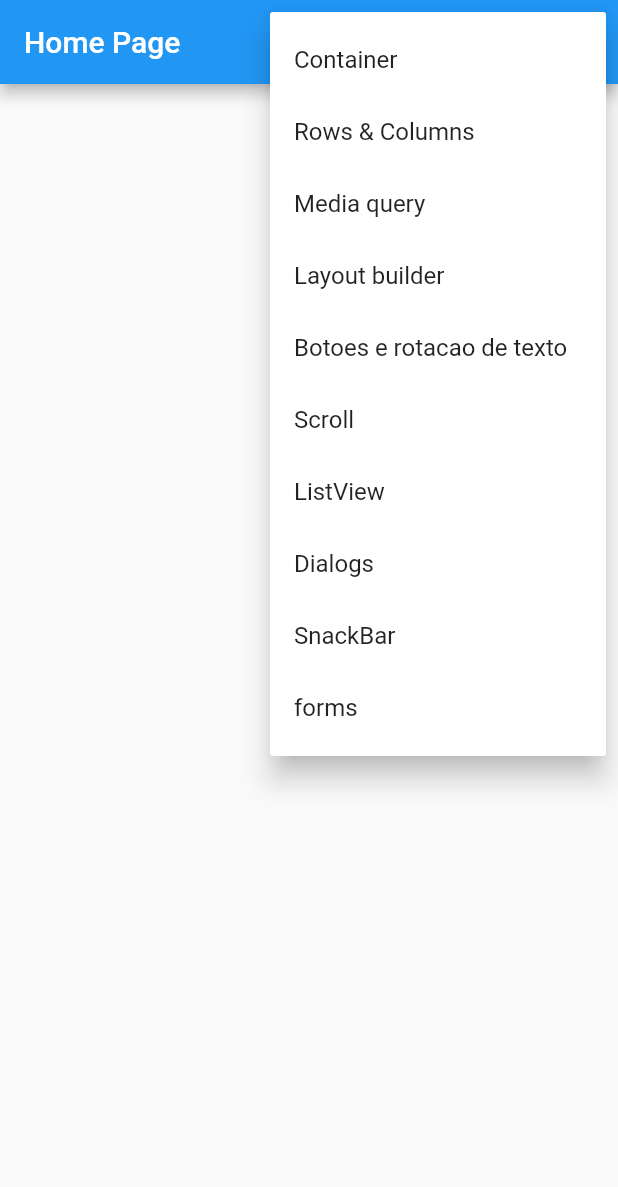
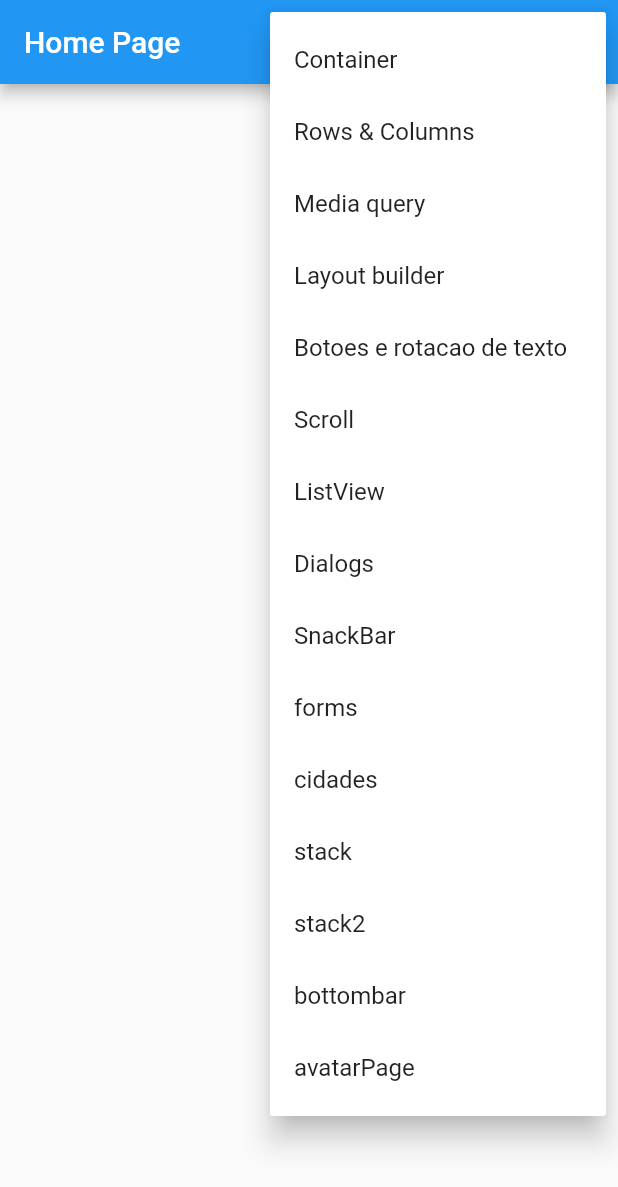
Before and after one commit to guilhermemanhani/academia_do_flutter_primeiro_projeto-, a Flutter app: the screen it shows after launch, after a tap on the "restaurant menu" icon, on a phone screen of 412 x 824 dp. Shown: the top 1187 px of the screen. Run offline on Flutter 3.47's test engine with Material 2 defaults, Android fonts, the phone set to English and light mode, and no system bars; our stand-ins replace device_preview; network calls fail.

Commit message:
final do modulo flutter mao na massa

```diff
--- a/lib/main.dart
+++ b/lib/main.dart
@@ -1,4 +1,7 @@
 import 'package:academia_do_flutter_primeiro_projeto/pages/botoes_rotacao_texto/botoes_rotacao_texto_page.dart';
+import 'package:academia_do_flutter_primeiro_projeto/pages/bottom_navigator/bottom_navigator_page.dart';
+import 'package:academia_do_flutter_primeiro_projeto/pages/cidades/cidades_page.dart';
+import 'package:academia_do_flutter_primeiro_projeto/pages/circleavatar/circleavatar_page.dart';
 import 'package:academia_do_flutter_primeiro_projeto/pages/container/container_page.dart';
 import 'package:academia_do_flutter_primeiro_projeto/pages/dialogs/dialogs_page.dart';
 import 'package:academia_do_flutter_primeiro_projeto/pages/forms/forms_page.dart';
@@ -9,6 +12,8 @@ import 'package:academia_do_flutter_primeiro_projeto/pages/rows_columns/rows_col
 import 'package:academia_do_flutter_primeiro_projeto/pages/scrolls/listview_page.dart';
 import 'package:academia_do_flutter_primeiro_projeto/pages/scrolls/singlechildscrollview_page.dart';
 import 'package:academia_do_flutter_primeiro_projeto/pages/snackbar/snackbar_page.dart';
+import 'package:academia_do_flutter_primeiro_projeto/pages/stack/stack_page.dart';
+import 'package:academia_do_flutter_primeiro_projeto/pages/stack/stack_page2.dart';
 import 'package:device_preview/device_preview.dart';
 import 'package:flutter/foundation.dart';
 import 'package:flutter/material.dart';
@@ -46,6 +51,11 @@ class MyApp extends StatelessWidget {
         '/dialogs': (_) => DialogsPage(),
         '/snackbarPage': (_) => SnackbarPage(),
         '/forms': (_) => FormsPage(),
+        '/cidades': (_) => CidadesPage(),
+        '/stack': (_) => StackPage(),
+        '/stack2': (_) => StackPage2(),
+        '/bottombar': (_) => BottomNavigatorPage(),
+        '/avatarPage': (_) => CircleavatarPage(),
       },
     );
   }
--- a/lib/pages/home/home_page.dart
+++ b/lib/pages/home/home_page.dart
@@ -11,6 +11,11 @@ enum PopupMenuPages {
   dialogs,
   snackBar,
   forms,
+  cidades,
+  stack,
+  stack2,
+  bottombar,
+  avatarPage,
 }
 
 class HomePage extends StatelessWidget {
@@ -59,6 +64,21 @@ class HomePage extends StatelessWidget {
                 case PopupMenuPages.forms:
                   Navigator.of(context).pushNamed('/forms');
                   break;
+                case PopupMenuPages.cidades:
+                  Navigator.of(context).pushNamed('/cidades');
+                  break;
+                case PopupMenuPages.stack:
+                  Navigator.of(context).pushNamed('/stack');
+                  break;
+                case PopupMenuPages.stack2:
+                  Navigator.of(context).pushNamed('/stack2');
+                  break;
+                case PopupMenuPages.bottombar:
+                  Navigator.of(context).pushNamed('/bottombar');
+                  break;
+                case PopupMenuPages.avatarPage:
+                  Navigator.of(context).pushNamed('/avatarPage');
+                  break;
               }
             },
             itemBuilder: (BuildContext context) {
@@ -103,6 +123,26 @@ class HomePage extends StatelessWidget {
                   value: PopupMenuPages.forms,
                   child: Text('forms'),
                 ),
+                PopupMenuItem<PopupMenuPages>(
+                  value: PopupMenuPages.cidades,
+                  child: Text('cidades'),
+                ),
+                PopupMenuItem<PopupMenuPages>(
+                  value: PopupMenuPages.stack,
+                  child: Text('stack'),
+                ),
+                PopupMenuItem<PopupMenuPages>(
+                  value: PopupMenuPages.stack2,
+                  child: Text('stack2'),
+                ),
+                PopupMenuItem<PopupMenuPages>(
+                  value: PopupMenuPages.bottombar,
+                  child: Text('bottombar'),
+                ),
+                PopupMenuItem<PopupMenuPages>(
+                  value: PopupMenuPages.avatarPage,
+                  child: Text('avatarPage'),
+                ),
               ];
             },
           ),
--- a/pubspec.yaml
+++ b/pubspec.yaml
@@ -46,8 +46,8 @@ flutter:
   uses-material-design: true
 
   # To add assets to your application, add an assets section, like this:
-  # assets:
-  #   - images/a_dot_burr.jpeg
+  assets:
+    - assets/cidades.json
   #   - images/a_dot_ham.jpeg
 
   # An image asset can refer to one or more resolution-specific "variants", see
```
Also changed, not shown: assets/cidades.json (added, +26 -0 lines), lib/pages/bottom_navigator/bottom_navigator_page.dart (added, +51 -0 lines), lib/pages/bottom_navigator/page1.dart (added, +12 -0 lines), lib/pages/bottom_navigator/page2.dart (added, +12 -0 lines), lib/pages/cidades/cidades_page.dart (added, +49 -0 lines), lib/pages/cidades/model/cidade.dart (added, +29 -0 lines), lib/pages/circleavatar/circleavatar_page.dart (added, +74 -0 lines), lib/pages/stack/stack_page.dart (added, +46 -0 lines), lib/pages/stack/stack_page2.dart (added, +68 -0 lines).
